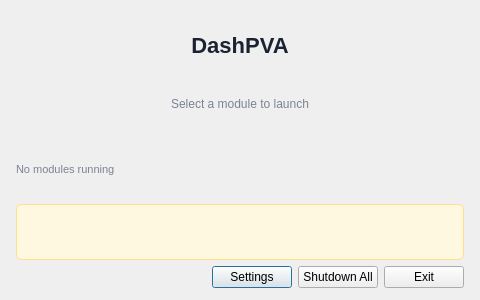
Old version of the form src/dashpva/gui/dashpva.ui in the repository AdvancedPhotonSource/DashPVA.
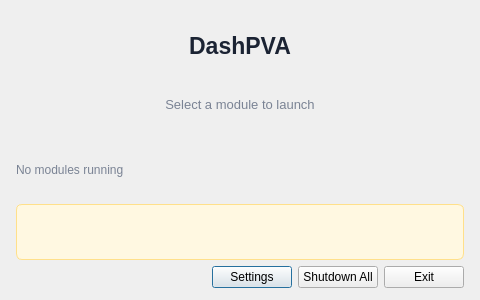
New version of the form.

Commit message:
fix: replace all px font sizes with pt across .ui and .py files
Eliminates QFont::setPointSizeF warnings on macOS high-DPI by
converting every font-size from px to pt in launcher.ui, dashpva.ui,
update_dialog.ui, settings_dialog.ui, workbench.ui, workflow.ui,
bayesian_viewer.py, and documentation/dialog.py.

Diff of the .ui file:
```diff
--- a/src/dashpva/gui/dashpva.ui
+++ b/src/dashpva/gui/dashpva.ui
@@ -39,7 +39,7 @@
    <item>
     <widget class="QLabel" name="lbl_header">
      <property name="styleSheet">
-      <string notr="true">font-size: 22px; font-weight: 700; color: #1B2333; padding: 2px 0 0 0;</string>
+      <string notr="true">font-size: 17pt; font-weight: 700; color: #1B2333; padding: 2px 0 0 0;</string>
      </property>
      <property name="text">
       <string>DashPVA</string>
@@ -53,7 +53,7 @@
    <item>
     <widget class="QLabel" name="lbl_subtitle">
      <property name="styleSheet">
-      <string notr="true">font-size: 12px; color: #7A8394; padding: 0 0 6px 0;</string>
+      <string notr="true">font-size: 10pt; color: #7A8394; padding: 0 0 6px 0;</string>
      </property>
      <property name="text">
       <string>Select a module to launch</string>
@@ -69,7 +69,7 @@
    <item>
     <widget class="QLabel" name="lbl_status">
      <property name="styleSheet">
-      <string notr="true">font-size: 11px; color: #7A8394;</string>
+      <string notr="true">font-size: 9pt; color: #7A8394;</string>
      </property>
      <property name="text">
       <string>No modules running</string>
```
Left out of the diff: 2 changed lines with no effect on the pictures. The commit also changes 8 other files.
